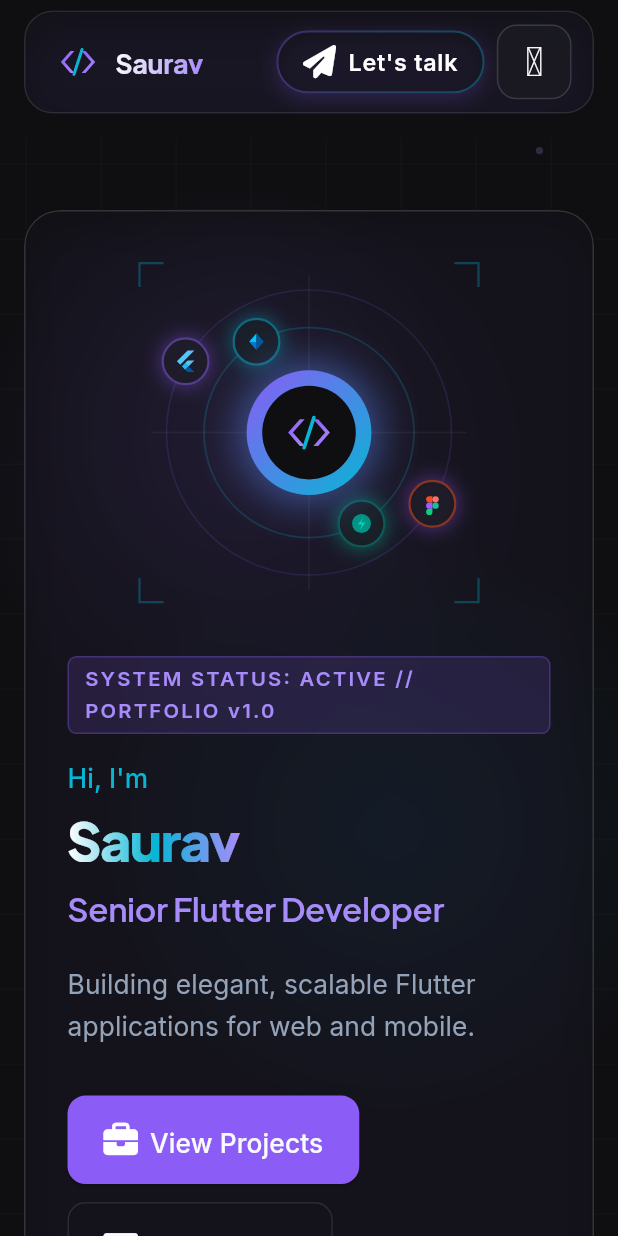
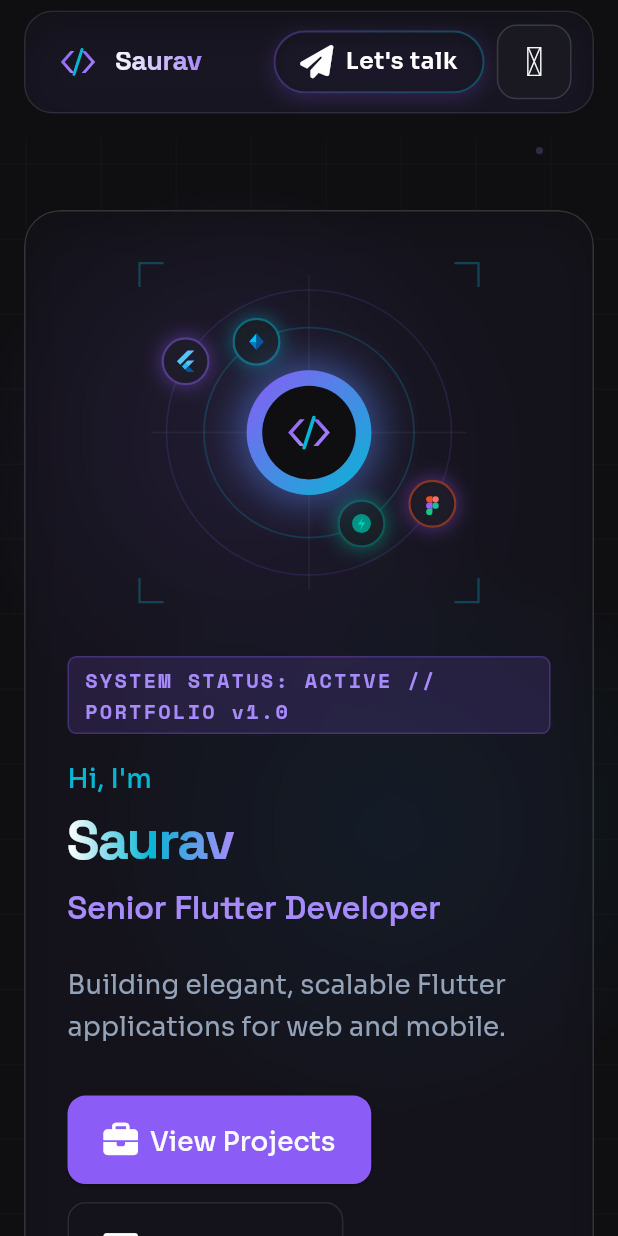
Before and after one commit to Saurav-Rana-June/sauavportfolio, a Flutter app: the screen it shows after launch, on a phone screen of 412 x 824 dp. Run offline on Flutter 3.47's test engine with Material 3 defaults, Android fonts, the phone set to English and light mode, and no system bars; our stand-ins replace dio, flutter_screenutil, flutter_svg, font_awesome_flutter, get, get_storage and 2 more; accounts and stored records are empty.

Commit message:
updates: Swapped global fonts for Space Grotesk, Sora, and Space Mono.

```diff
--- a/lib/infrastructure/theme/text_styles.dart
+++ b/lib/infrastructure/theme/text_styles.dart
@@ -11,7 +11,7 @@ class AppTextStyles {
     double? height,
     double? letterSpacing,
   }) {
-    return GoogleFonts.inter(
+    return GoogleFonts.sora(
       fontSize: fontSize,
       fontWeight: fontWeight,
       color: color,
@@ -27,7 +27,7 @@ class AppTextStyles {
     double? height,
     double? letterSpacing,
   }) {
-    return GoogleFonts.plusJakartaSans(
+    return GoogleFonts.spaceGrotesk(
       fontSize: fontSize,
       fontWeight: fontWeight,
       color: color,
@@ -59,6 +59,12 @@ class AppTextStyles {
   }
 
   static TextStyle get r12 => _bodyStyle(
+        fontSize: AppScale.font(12),
+        fontWeight: FontWeight.w400,
+        color: AppColors.textSecondary,
+      );
+
+  static TextStyle get mono12 => GoogleFonts.spaceMono(
         fontSize: AppScale.font(12),
         fontWeight: FontWeight.w400,
         color: AppColors.textSecondary,
--- a/lib/presentation/home/home.screen.dart
+++ b/lib/presentation/home/home.screen.dart
@@ -191,7 +191,7 @@ class HomeScreen extends GetView<HomeController> {
         ),
         child: Text(
           'SYSTEM STATUS: ACTIVE // PORTFOLIO v1.0',
-          style: AppTextStyles.r12.copyWith(
+          style: AppTextStyles.mono12.copyWith(
             color: AppColors.primaryLight,
             letterSpacing: 1.5,
             fontWeight: FontWeight.w600,
--- a/lib/widgets/layout/portfolio_navbar.dart
+++ b/lib/widgets/layout/portfolio_navbar.dart
@@ -845,7 +845,7 @@ class _MobileNavMenu extends StatelessWidget {
                     ),
                     child: Text(
                       'NAVIGATION',
-                      style: AppTextStyles.r12.copyWith(
+                      style: AppTextStyles.mono12.copyWith(
                         fontWeight: FontWeight.w600,
                         color: AppColors.textSecondary.withValues(alpha: 0.8),
                         letterSpacing: 1.5,
```
